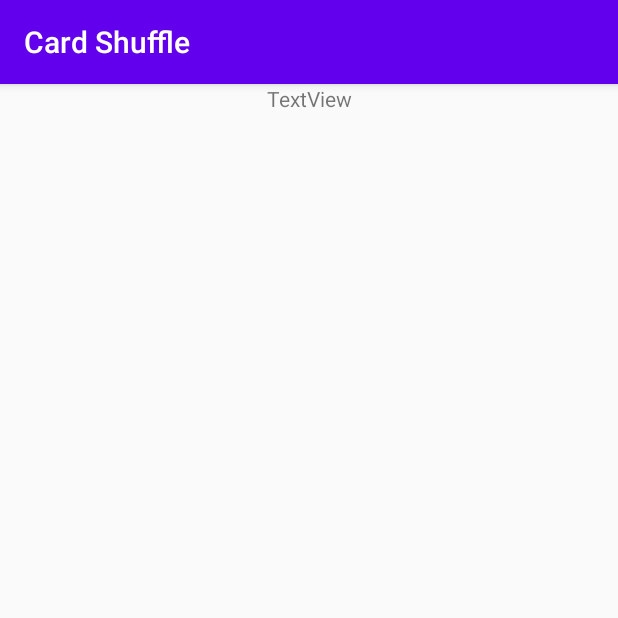
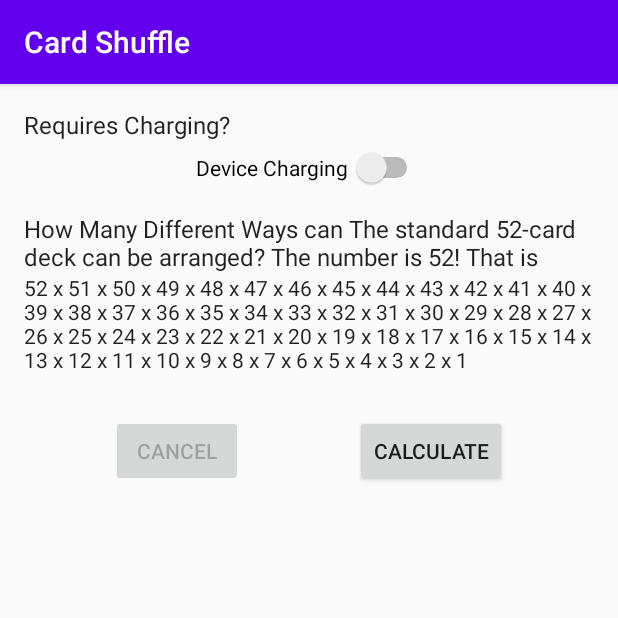
Before and after one commit to elijahmurimi40/Card-Shuffle-Kotlin-WorkManger, an Android app: the screen it shows after launch (MainActivity), on a phone screen of 412 x 824 dp, the top half of it. Run offline under Robolectric (Android 15) with nearby library versions, the phone set to English and light mode, and no system bars.

Commit message:
Update content_main.xml layout

```diff
--- a/app/src/main/res/layout/content_main.xml
+++ b/app/src/main/res/layout/content_main.xml
@@ -14,9 +14,116 @@
             android:id="@+id/textView"
             android:layout_width="wrap_content"
             android:layout_height="wrap_content"
-            android:text="TextView"
+            android:layout_marginStart="16dp"
+            android:layout_marginLeft="16dp"
+            android:layout_marginTop="16dp"
+            android:text="@string/requires_charging"
+            android:textAppearance="@style/TextAppearance.AppCompat.Subhead"
+            app:layout_constraintStart_toStartOf="parent"
+            app:layout_constraintTop_toTopOf="parent" />
+
+        <Switch
+            android:id="@+id/switch1"
+            android:layout_width="wrap_content"
+            android:layout_height="wrap_content"
+            android:layout_marginTop="4dp"
+            android:switchPadding="2dp"
+            android:text="@string/device_charging"
             app:layout_constraintEnd_toEndOf="parent"
             app:layout_constraintStart_toStartOf="parent"
-            app:layout_constraintTop_toTopOf="parent" />
+            app:layout_constraintTop_toBottomOf="@+id/textView" />
+
+        <TextView
+            android:id="@+id/description"
+            android:layout_width="0dp"
+            android:layout_height="wrap_content"
+            android:layout_marginStart="16dp"
+            android:layout_marginLeft="16dp"
+            android:layout_marginTop="16dp"
+            android:layout_marginEnd="16dp"
+            android:layout_marginRight="16dp"
+            android:text="@string/description"
+            android:textAppearance="@style/TextAppearance.AppCompat.Subhead"
+            app:layout_constraintEnd_toEndOf="parent"
+            app:layout_constraintStart_toStartOf="parent"
+            app:layout_constraintTop_toBottomOf="@+id/switch1" />
+
+        <TextView
+            android:id="@+id/textView3"
+            android:layout_width="0dp"
+            android:layout_height="wrap_content"
+            android:text="@string/p"
+            android:textAppearance="@style/TextAppearance.AppCompat.Body1"
+            app:layout_constraintEnd_toEndOf="@+id/description"
+            app:layout_constraintStart_toStartOf="@+id/description"
+            app:layout_constraintTop_toBottomOf="@+id/description" />
+
+        <TextView
+            android:id="@+id/textView6"
+            android:layout_width="0dp"
+            android:layout_height="wrap_content"
+            android:gravity="center"
+            android:text="@string/results_is"
+            android:textAppearance="?android:attr/textAppearanceLarge"
+            android:visibility="gone"
+            app:layout_constraintEnd_toEndOf="@+id/textView3"
+            app:layout_constraintStart_toStartOf="@+id/textView3"
+            app:layout_constraintTop_toBottomOf="@+id/textView3" />
+
+        <TextView
+            android:id="@+id/results"
+            android:layout_width="0dp"
+            android:layout_height="wrap_content"
+            android:textAppearance="@style/TextAppearance.AppCompat.Body2"
+            app:layout_constraintEnd_toEndOf="@+id/textView3"
+            app:layout_constraintHorizontal_bias="1.0"
+            app:layout_constraintStart_toStartOf="@+id/textView3"
+            app:layout_constraintTop_toBottomOf="@+id/textView6" />
+
+        <ProgressBar
+            android:id="@+id/progress_bar"
+            style="?android:attr/progressBarStyle"
+            android:layout_width="wrap_content"
+            android:layout_height="wrap_content"
+            android:layout_marginTop="8dp"
+            android:visibility="gone"
+            app:layout_constraintEnd_toStartOf="@+id/status"
+            app:layout_constraintHorizontal_bias="0.5"
+            app:layout_constraintHorizontal_chainStyle="spread"
+            app:layout_constraintStart_toStartOf="parent"
+            app:layout_constraintTop_toBottomOf="@+id/results" />
+
+        <TextView
+            android:id="@+id/status"
+            android:layout_width="wrap_content"
+            android:layout_height="wrap_content"
+            android:text=""
+            app:layout_constraintBottom_toBottomOf="@+id/progress_bar"
+            app:layout_constraintEnd_toEndOf="parent"
+            app:layout_constraintHorizontal_bias="0.5"
+            app:layout_constraintStart_toEndOf="@+id/progress_bar"
+            app:layout_constraintTop_toTopOf="@+id/progress_bar" />
+
+        <Button
+            android:id="@+id/calculate"
+            android:layout_width="wrap_content"
+            android:layout_height="wrap_content"
+            android:layout_marginTop="8dp"
+            android:text="@string/calculate"
+            app:layout_constraintEnd_toEndOf="parent"
+            app:layout_constraintHorizontal_bias="0.5"
+            app:layout_constraintStart_toEndOf="@+id/cancel"
+            app:layout_constraintTop_toBottomOf="@+id/progress_bar" />
+
+        <Button
+            android:id="@+id/cancel"
+            android:layout_width="wrap_content"
+            android:layout_height="wrap_content"
+            android:enabled="false"
+            android:text="@string/cancel"
+            app:layout_constraintEnd_toStartOf="@+id/calculate"
+            app:layout_constraintHorizontal_bias="0.5"
+            app:layout_constraintStart_toStartOf="parent"
+            app:layout_constraintTop_toTopOf="@+id/calculate" />
     </androidx.constraintlayout.widget.ConstraintLayout>
 </ScrollView>
--- a/app/src/main/res/values/strings.xml
+++ b/app/src/main/res/values/strings.xml
@@ -1,3 +1,21 @@
 <resources>
     <string name="app_name">Card Shuffle</string>
+
+    <!-- content_main.xml -->
+    <string name="requires_charging">Requires Charging?</string>
+    <string name="device_charging">Device Charging</string>
+    <string name="description">
+        How Many Different Ways can The standard 52-card deck can be arranged? The number is 52!
+        That is
+    </string>
+    <string name="p">
+        52 x 51 x 50 x 49 x 48 x 47 x 46 x 45 x 44 x 43 x
+        42 x 41 x 40 x 39 x 38 x 37 x 36 x 35 x 34 x 33 x
+        32 x 31 x 30 x 29 x 28 x 27 x 26 x 25 x 24 x 23 x
+        22 x 21 x 20 x 19 x 18 x 17 x 16 x 15 x 14 x 13 x
+        12 x 11 x 10 x 9 x 8 x 7 x 6 x 5 x 4 x 3 x 2 x 1
+    </string>
+    <string name="cancel">Cancel</string>
+    <string name="calculate">Calculate</string>
+    <string name="results_is">Results is</string>
 </resources>
```
